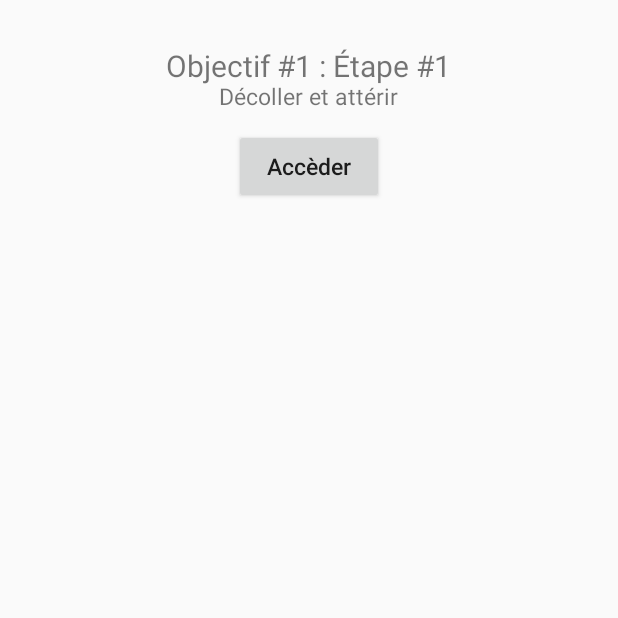
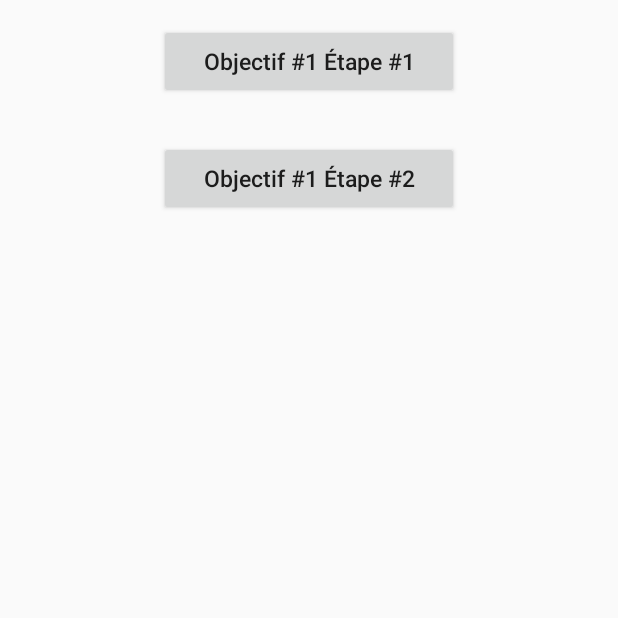
Before and after one commit to fabien-roy/dji-mobile-sdk-example, an Android app: the ActivityObjectives screen opened directly, with no data from a screen before it, on a phone screen of 412 x 824 dp, the top half of it. Run offline under Robolectric (Android 15) with nearby library versions, the phone set to English and light mode, and no system bars.

Commit message:
Built Obj1Step1 UI

```diff
--- a/app/src/main/AndroidManifest.xml
+++ b/app/src/main/AndroidManifest.xml
@@ -88,7 +88,7 @@
     </activity>
     <activity
       android:name=".objectives.ActivityObj1Step1"
-      android:label="@string/title_activity_obj1_step1"
+      android:label="@string/activity_obj1_step1"
       android:theme="@style/AppTheme.NoActionBar">
     </activity>
   </application>
--- a/app/src/main/java/net/info420/fabien/dronetravailpratique/objectives/ActivityObj1Step1.java
+++ b/app/src/main/java/net/info420/fabien/dronetravailpratique/objectives/ActivityObj1Step1.java
@@ -30,7 +30,7 @@ public class ActivityObj1Step1 extends AppCompatActivity {
 
   @Override
   protected void onDestroy(){
-    stop();
+    land();
   }
 
   private void initUI(){
@@ -51,7 +51,7 @@ public class ActivityObj1Step1 extends AppCompatActivity {
       @Override
       public void onClick(View v) {
         Log.d(TAG, "mBtnStop : onClick()");
-        stop();
+        land();
       }
     });
   }
@@ -68,7 +68,7 @@ public class ActivityObj1Step1 extends AppCompatActivity {
     );
   }
 
-  private void stop() {
+  private void land() {
     // LANDING
     ApplicationDrone.getAircraftInstance().getFlightController().autoLanding(
       new DJICommonCallbacks.DJICompletionCallback () {
--- a/app/src/main/res/layout/activity_objectives.xml
+++ b/app/src/main/res/layout/activity_objectives.xml
@@ -11,33 +11,26 @@ android:paddingRight="@dimen/activity_horizontal_margin"
 android:paddingTop="@dimen/activity_vertical_margin"
 tools:context="net.info420.fabien.dronetravailpratique.common.ActivityObjectives">
 
-<TextView
+  <Button
+  android:id="@+id/btn_obj1_step1"
+  android:layout_width="200dp"
+  android:layout_height="50dp"
+  android:textAllCaps="false"
   android:text="@string/objective1_step1"
-  android:layout_width="wrap_content"
-  android:layout_height="wrap_content"
-  android:layout_marginTop="14dp"
-  android:textSize="20dp"
-  android:layout_centerHorizontal="true"/>
-
-<TextView
-  android:text="@string/objective1_step1_description"
-  android:layout_width="wrap_content"
-  android:layout_height="wrap_content"
   android:textSize="15dp"
   android:layout_alignParentTop="true"
-  android:layout_centerHorizontal="true"
-  android:layout_below="@+id/btn_obj1_step1"
-  android:layout_marginTop="37dp"/>
+  android:layout_alignLeft="@+id/btn_obj1_step2"
+  android:layout_alignStart="@+id/btn_obj1_step2"/>
 
-<Button
-  android:id="@+id/btn_obj1_step1"
-  android:layout_width="100dp"
-  android:layout_height="50dp"
-  android:textAllCaps="false"
-  android:text="@string/access"
-  android:textSize="15dp"
-  android:layout_marginTop="70dp"
-  android:layout_alignParentTop="true"
-  android:layout_centerHorizontal="true"/>
+  <Button
+    android:id="@+id/btn_obj1_step2"
+    android:layout_width="200dp"
+    android:layout_height="50dp"
+    android:textAllCaps="false"
+    android:text="@string/objective1_step2"
+    android:textSize="15dp"
+    android:layout_marginTop="28dp"
+    android:layout_below="@+id/btn_obj1_step1"
+    android:layout_centerHorizontal="true"/>
 
 </RelativeLayout>
--- a/app/src/main/res/values/strings.xml
+++ b/app/src/main/res/values/strings.xml
@@ -2,8 +2,6 @@
   <string name="app_name">ROYF Drone Travail Pratique</string>
 
   <!-- Interface du ActivityMain -->
-  <string name="access">Accèder</string>
-  <string name="refresh">Rafraîchir</string>
   <string name="model_not_available">Drone non-accessible</string>
   <string name="product_information">Information du produit</string>
   <string name="connection_loose">Statut: Aucun produit connecté</string>
@@ -12,14 +10,24 @@
 
   <!-- Interface du ActivityObjectives -->
   <string name="activity_objectives">Objectifs</string>
-  <string name="objective1_step1">Objectif #1 : Étape #1</string>
+
+  <string name="objective1_step1">Objectif #1 Étape #1</string>
   <string name="objective1_step1_description">Décoller et attérir</string>
-  <string name="title_activity_obj1_step1">ActivityObj1Step1</string>
+  <string name="activity_obj1_step1">ActivityObj1Step1</string>
 
+  <string name="objective1_step2">Objectif #1 Étape #2</string>
+  <string name="objective1_step2_description">Bouger</string>
+  <string name="activity_obj1_step2">ActivityObj1Step2</string>
+
+  <string name="access">Accèder</string>
+  <string name="refresh">Rafraîchir</string>
   <string name="take_off">Décoller</string>
   <string name="landing">Attérir</string>
-
-  <!-- Not used yet -->
   <string name="start">Démarrer</string>
   <string name="stop">Arrêter</string>
+
+  <string name="go_forward">Avancer</string>
+  <string name="go_back">Reculer</string>
+  <string name="turn_left">Tourner à gauche</string>
+  <string name="turn_right">Tourner à droite</string>
 </resources>
```
Also changed, not shown: app/src/main/java/net/info420/fabien/dronetravailpratique/common/ApplicationDrone.java (+14 -0 lines), app/src/main/java/net/info420/fabien/dronetravailpratique/objectives/ActivityObj1Step2.java (added, +196 -0 lines), app/src/main/res/layout/activity_ob1_step2.xml (added, +87 -0 lines).
